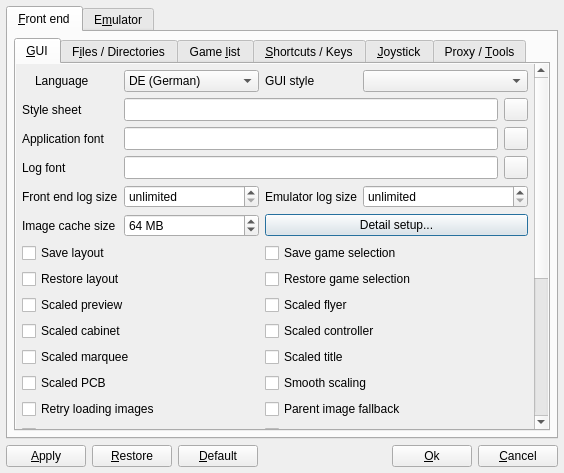
The window that options.ui (qmc2/qmc2-mame-fe) describes before a commit, drawn with Qt 5.
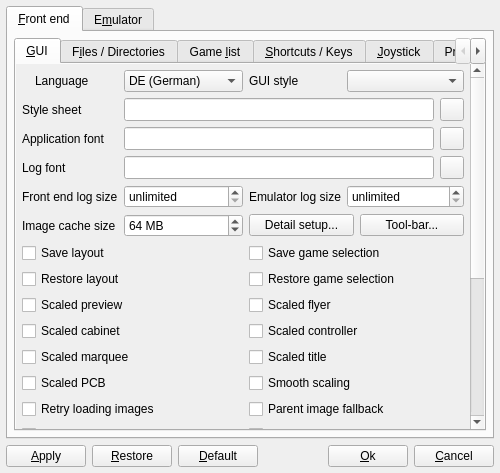
The same window after the commit. The open tabs and pages were chosen to show the change. Icons and pictures are not drawn.

Commit message: wip: adding support for tool-bar customization (incomplete framework)

What changed in the file:
```diff
--- a/options.ui
+++ b/options.ui
@@ -7,7 +7,7 @@
    <rect>
     <x>0</x>
     <y>0</y>
-    <width>564</width>
+    <width>500</width>
     <height>473</height>
    </rect>
   </property>
@@ -57,8 +57,8 @@
                <rect>
                 <x>0</x>
                 <y>0</y>
-                <width>515</width>
-                <height>599</height>
+                <width>451</width>
+                <height>601</height>
                </rect>
               </property>
               <layout class="QGridLayout" name="gridLayout_21">
@@ -637,16 +637,6 @@
                    </property>
                   </widget>
                  </item>
-                 <item row="5" column="3" colspan="4">
-                  <widget class="QPushButton" name="pushButtonDetailSetup">
-                   <property name="toolTip">
-                    <string>Open the detail setup dialog</string>
-                   </property>
-                   <property name="text">
-                    <string>Detail setup...</string>
-                   </property>
-                  </widget>
-                 </item>
                  <item row="14" column="0" colspan="3">
                   <widget class="QCheckBox" name="checkBoxMemoryIndicator">
                    <property name="toolTip">
@@ -809,6 +799,36 @@
                    </property>
                   </widget>
                  </item>
+                 <item row="5" column="3" colspan="4">
+                  <layout class="QHBoxLayout" name="horizontalLayout_4">
+                   <item>
+                    <widget class="QPushButton" name="pushButtonDetailSetup">
+                     <property name="toolTip">
+                      <string>Open the detail setup dialog</string>
+                     </property>
+                     <property name="text">
+                      <string>Detail setup...</string>
+                     </property>
+                     <property name="autoDefault">
+                      <bool>false</bool>
+                     </property>
+                    </widget>
+                   </item>
+                   <item>
+                    <widget class="QPushButton" name="pushButtonCustomizeToolBar">
+                     <property name="toolTip">
+                      <string>Customize the tool-bar</string>
+                     </property>
+                     <property name="text">
+                      <string>Tool-bar...</string>
+                     </property>
+                     <property name="autoDefault">
+                      <bool>false</bool>
+                     </property>
+                    </widget>
+                   </item>
+                  </layout>
+                 </item>
                 </layout>
                </item>
               </layout>
@@ -4929,6 +4949,9 @@
        <property name="text">
         <string>&amp;Ok</string>
        </property>
+       <property name="autoDefault">
+        <bool>false</bool>
+       </property>
       </widget>
      </item>
      <item>
```
Left out of the diff: 241 changed lines with no effect on the pictures. The commit also changes 43 other files.
